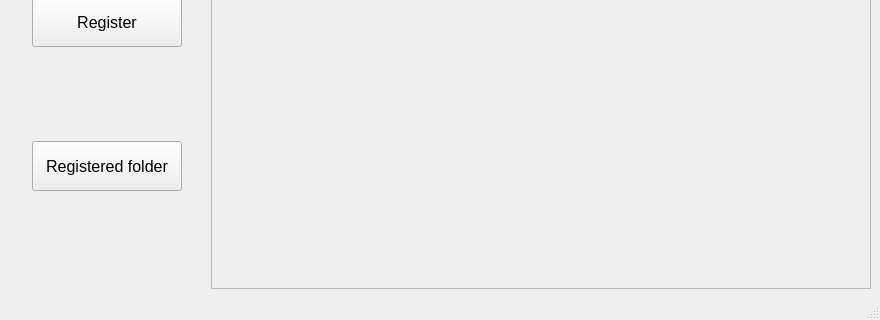
Old version of the form ui/main_window.ui in the repository JersyJ/deepface-example; both pictures show x 0 to 880 and y 253 to 573 of the 880 by 573 pixel window.
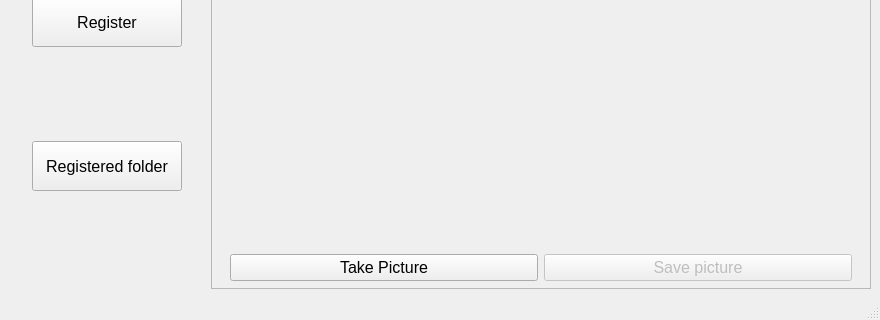
New version of the form.

Commit message: Add register buttons

Diff of the .ui file:
```diff
--- a/ui/main_window.ui
+++ b/ui/main_window.ui
@@ -119,14 +119,29 @@
       <property name="frameShape">
        <enum>QFrame::StyledPanel</enum>
       </property>
-      <layout class="QHBoxLayout" name="horizontalLayout">
-       <item alignment="Qt::AlignHCenter|Qt::AlignVCenter">
+      <layout class="QVBoxLayout" name="verticalLayout">
+       <property name="spacing">
+        <number>0</number>
+       </property>
+       <property name="leftMargin">
+        <number>9</number>
+       </property>
+       <property name="topMargin">
+        <number>0</number>
+       </property>
+       <property name="rightMargin">
+        <number>9</number>
+       </property>
+       <property name="bottomMargin">
+        <number>0</number>
+       </property>
+       <item>
         <widget class="QLabel" name="camera_label">
          <property name="enabled">
           <bool>true</bool>
          </property>
          <property name="sizePolicy">
-          <sizepolicy hsizetype="Minimum" vsizetype="Minimum">
+          <sizepolicy hsizetype="Minimum" vsizetype="MinimumExpanding">
            <horstretch>0</horstretch>
            <verstretch>0</verstretch>
           </sizepolicy>
@@ -151,6 +166,92 @@
          </property>
         </widget>
        </item>
+       <item alignment="Qt::AlignVCenter">
+        <widget class="QWidget" name="register_frame" native="true">
+         <property name="sizePolicy">
+          <sizepolicy hsizetype="Minimum" vsizetype="Fixed">
+           <horstretch>0</horstretch>
+           <verstretch>0</verstretch>
+          </sizepolicy>
+         </property>
+         <property name="minimumSize">
+          <size>
+           <width>0</width>
+           <height>16</height>
+          </size>
+         </property>
+         <property name="font">
+          <font>
+           <pointsize>12</pointsize>
+          </font>
+         </property>
+         <property name="autoFillBackground">
+          <bool>false</bool>
+         </property>
+         <layout class="QHBoxLayout" name="horizontalLayout_2">
+          <property name="spacing">
+           <number>6</number>
+          </property>
+          <property name="sizeConstraint">
+           <enum>QLayout::SetDefaultConstraint</enum>
+          </property>
+          <property name="topMargin">
+           <number>0</number>
+          </property>
+          <property name="rightMargin">
+           <number>9</number>
+          </property>
+          <property name="bottomMargin">
+           <number>7</number>
+          </property>
+          <item>
+           <widget class="QPushButton" name="take_picture_pushbutton">
+            <property name="sizePolicy">
+             <sizepolicy hsizetype="Minimum" vsizetype="MinimumExpanding">
+              <horstretch>0</horstretch>
+              <verstretch>0</verstretch>
+             </sizepolicy>
+            </property>
+            <property name="minimumSize">
+             <size>
+              <width>0</width>
+              <height>0</height>
+             </size>
+            </property>
+            <property name="font">
+             <font>
+              <pointsize>12</pointsize>
+             </font>
+            </property>
+            <property name="text">
+             <string>Take Picture</string>
+            </property>
+           </widget>
+          </item>
+          <item>
+           <widget class="QPushButton" name="save_picture_pushbutton">
+            <property name="enabled">
+             <bool>false</bool>
+            </property>
+            <property name="sizePolicy">
+             <sizepolicy hsizetype="Minimum" vsizetype="MinimumExpanding">
+              <horstretch>0</horstretch>
+              <verstretch>0</verstretch>
+             </sizepolicy>
+            </property>
+            <property name="font">
+             <font>
+              <pointsize>12</pointsize>
+             </font>
+            </property>
+            <property name="text">
+             <string>Save picture</string>
+            </property>
+           </widget>
+          </item>
+         </layout>
+        </widget>
+       </item>
       </layout>
      </widget>
     </item>
```
The commit also changes 2 other files.
